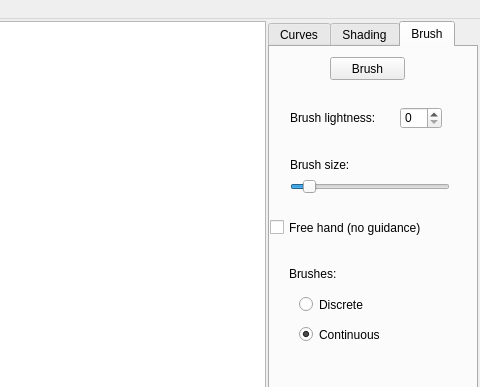
Before: the Qt Designer form mainwindow.ui in ftasse/ShadingCurves, drawn with Qt 5; both pictures show x 261 to 741 and y 0 to 387 of the 741 by 742 pixel window.
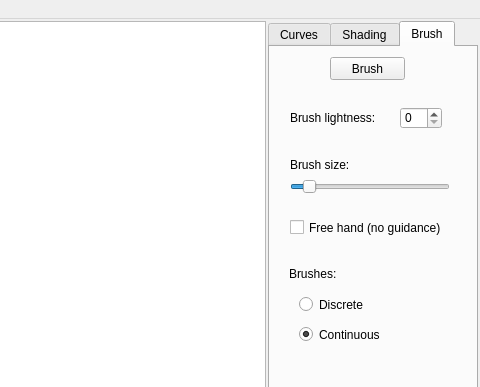
After: the same form once the commit is applied. The open tabs and pages were chosen to show the change. Custom widgets are drawn as their Qt base class.

Commit message: Fix texture binding issue. Press "R" to recompute (hardly ever used) and "W" to remove all the set colors. Moving points is faster now but you can can do it even faster when "show Control Mesh" is off (specially if there are many surfaces).

Diff of the .ui file:
```diff
--- a/mainwindow.ui
+++ b/mainwindow.ui
@@ -977,7 +977,7 @@
           <widget class="QCheckBox" name="freehandBox">
            <property name="geometry">
             <rect>
-             <x>0</x>
+             <x>20</x>
              <y>170</y>
              <width>201</width>
              <height>21</height>
```
The commit also changes 2 other files.
